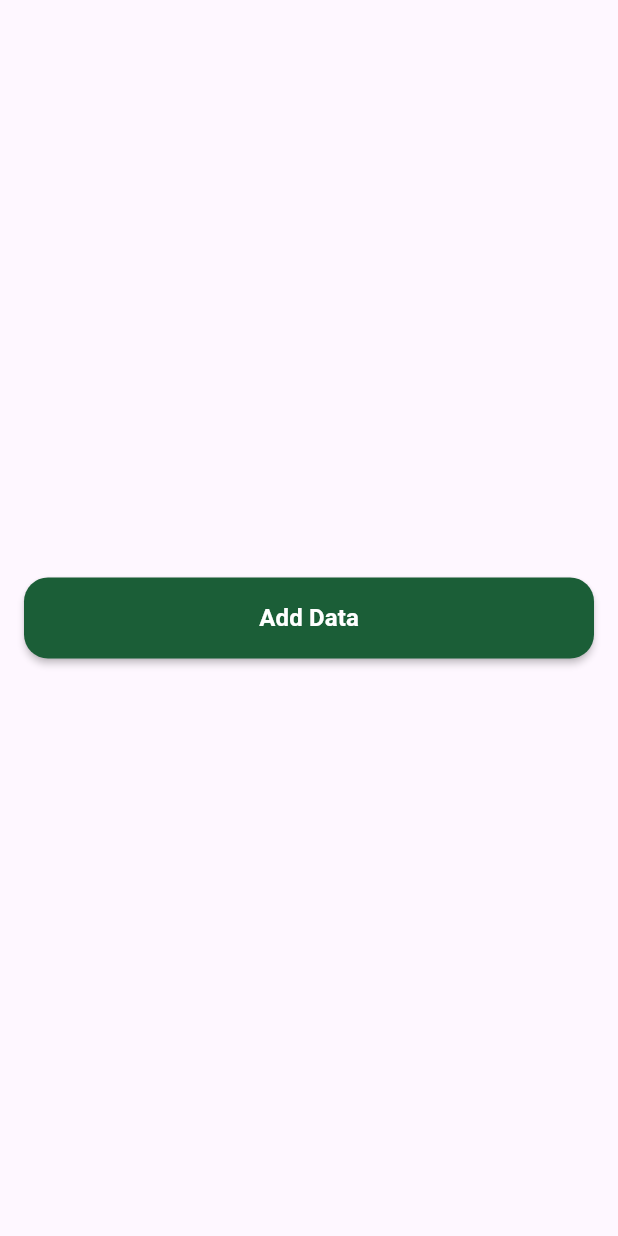
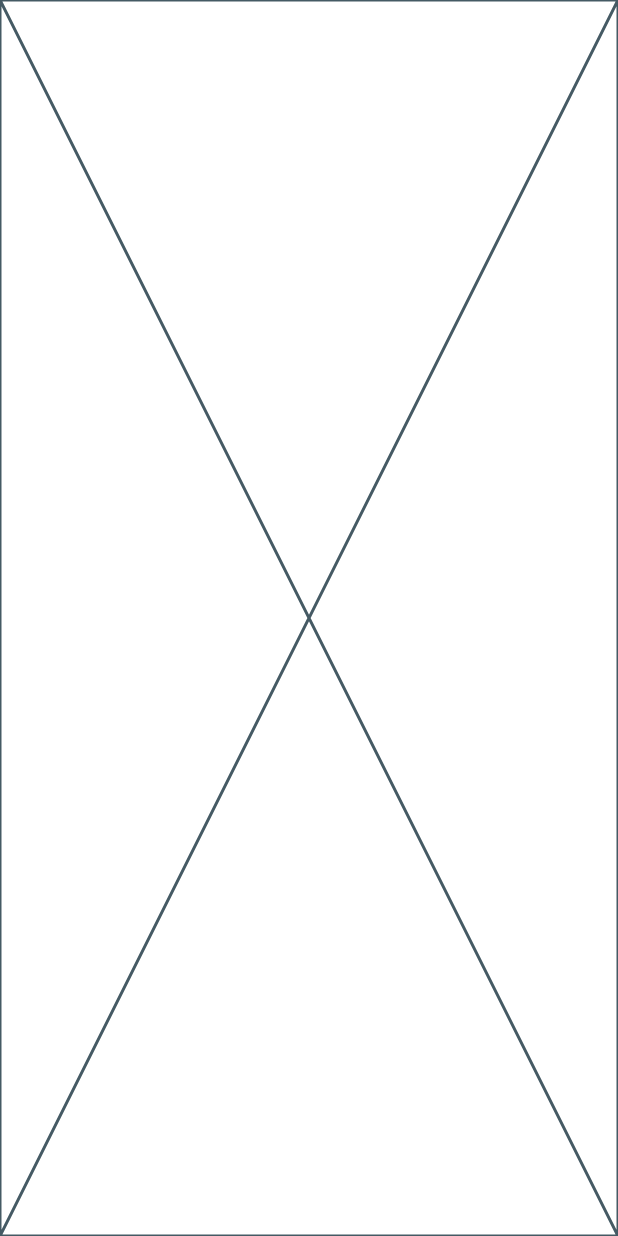
Before and after one commit to Mohamed123-r/fruit-hub-dashboart, a Flutter app: the screen it shows after launch, after a tap on "Add Data", on a phone screen of 412 x 824 dp. Run offline on Flutter 3.47's test engine with Material 3 defaults, Android fonts, the phone set to English and light mode, and no system bars; our stand-ins replace firebase_core; accounts and stored records are empty; Roboto replaces fonts that are missing (Cairo).

Commit message:
✨ (feat): Implements navigation to AddProductView from DashboardView

```diff
--- a/lib/core/helper_function/on_generate_route.dart
+++ b/lib/core/helper_function/on_generate_route.dart
@@ -1,11 +1,13 @@
 import 'package:flutter/material.dart';
+import 'package:fruit_hub_dashboart/feature/add_product/presentation/views/add_poduct_view.dart';
 import 'package:fruit_hub_dashboart/feature/dashboart/presentation/views/dashboard_view.dart';
 
 Route<dynamic> onGenerateRoute(RouteSettings settings) {
   switch (settings.name) {
     case DashboardView.routeName:
       return MaterialPageRoute(builder: (_) => const DashboardView());
-
+    case AddProductView.routeName:
+      return MaterialPageRoute(builder: (_) => const AddProductView());
     default:
       return MaterialPageRoute(builder: (_) => Container());
   }
--- /dev/null
+++ b/lib/feature/add_product/presentation/views/add_poduct_view.dart
@@ -0,0 +1,11 @@
+import 'package:flutter/material.dart';
+
+class AddProductView extends StatelessWidget {
+  const AddProductView({super.key});
+
+  static const routeName = '/add-product';
+  @override
+  Widget build(BuildContext context) {
+    return const Placeholder();
+  }
+}
--- a/lib/feature/dashboart/presentation/views/widgets/dashboard_view_body.dart
+++ b/lib/feature/dashboart/presentation/views/widgets/dashboard_view_body.dart
@@ -1,5 +1,7 @@
 import 'package:flutter/material.dart';
 import 'package:fruit_hub_dashboart/core/widgets/custom_button.dart';
+
+import '../../../../add_product/presentation/views/add_poduct_view.dart';
 
 class DashboardViewBody extends StatelessWidget {
   const DashboardViewBody({super.key});
@@ -11,7 +13,11 @@ class DashboardViewBody extends StatelessWidget {
       children: [
         Padding(
           padding: const EdgeInsets.all(16.0),
-          child: CustomButton(title: "Add Data", onPressed: (){}),
+          child: CustomButton(
+              title: "Add Data",
+              onPressed: () {
+                Navigator.pushNamed(context, AddProductView.routeName);
+              }),
         )
       ],
     );
```
